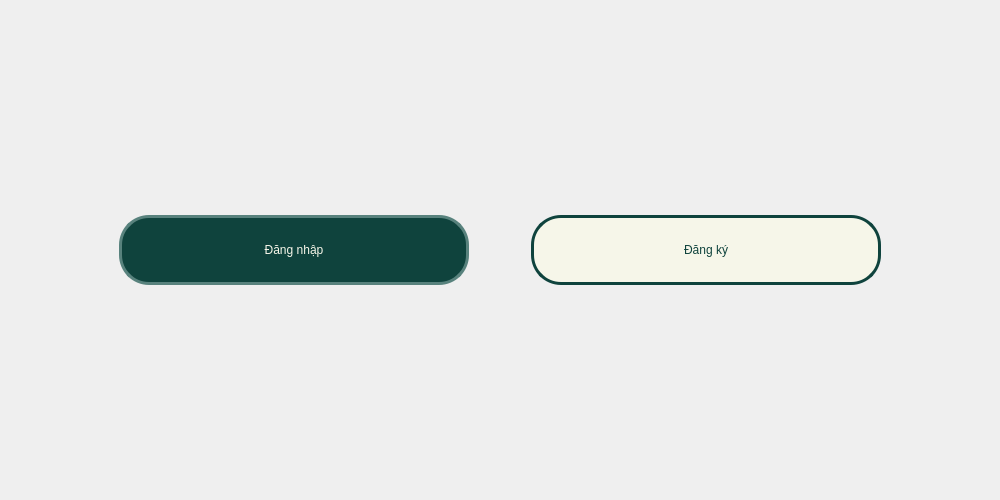
First picture: the form in ui/home/Home.ui, repository nguyenbphan12001-rimzy/Do-an-cuoi-ki-Nhom8_KTLT, before the edit.
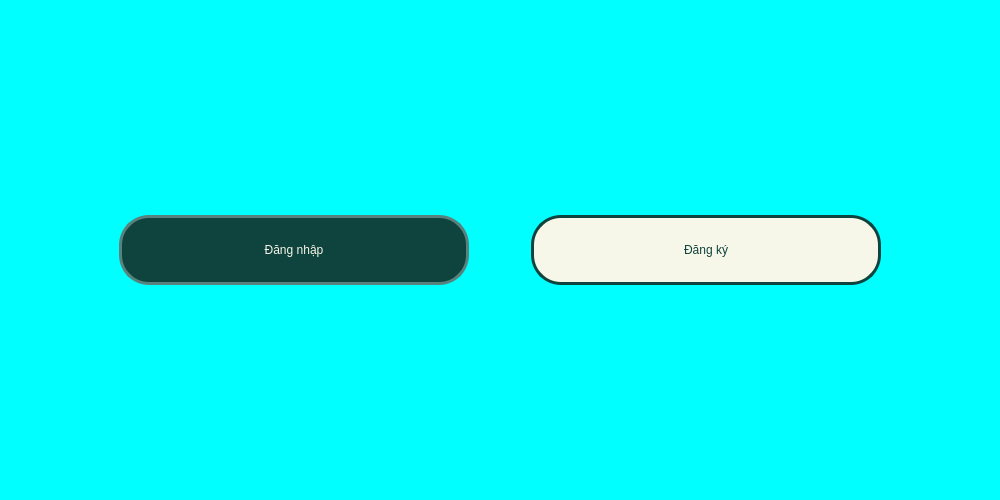
Second picture: the form after the edit. Icons and pictures are not drawn.

```diff
--- a/ui/home/Home.ui
+++ b/ui/home/Home.ui
@@ -16,7 +16,7 @@
   <property name="styleSheet">
    <string notr="true">QMainWindow{
 border-image:url(:/pic/Home.png);
-background-color: rbg(0,255,255);
+background-color: rgb(0,255,255);
 }</string>
   </property>
   <widget class="QWidget" name="centralwidget">
```
